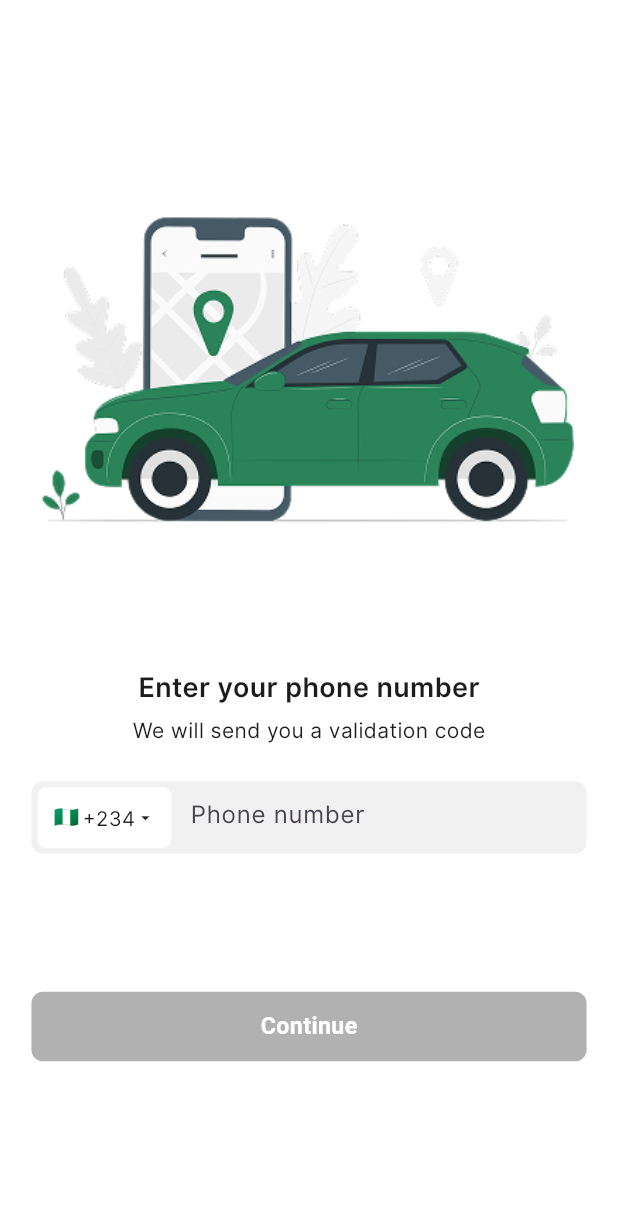
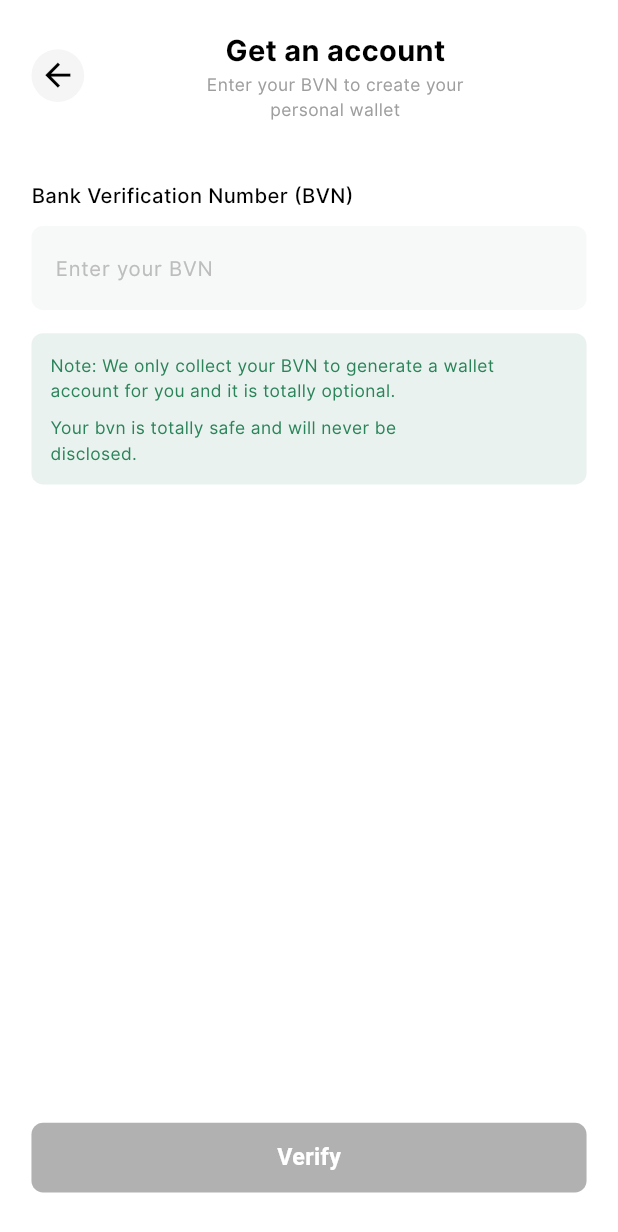
Before and after one commit to MUVAM/Muvam-Go-User-, a Flutter app: the screen it shows after launch, on a phone screen of 412 x 824 dp. Shown: the top 1232 px of the screen. Run offline on Flutter 3.47's test engine with Material 3 defaults, Android fonts, the phone set to English and light mode, and no system bars; our stand-ins replace country_picker, flutter_screenutil, flutter_svg, image_picker, shared_preferences; accounts and stored records are empty.

Commit message:
feat: update wallet pages

```diff
--- a/lib/core/constants/images.dart
+++ b/lib/core/constants/images.dart
@@ -9,7 +9,8 @@ class ConstImages {
   static const String otp = 'assets/images/otp.png';
   static const String serviceEscort = 'assets/images/service_escort.png';
   static const String serviceShop = 'assets/images/service_shop.png';
-  static const String onboardBackground = 'assets/images/onboard_background.png';
+  static const String onboardBackground =
+      'assets/images/onboard_background.png';
   static const String phoneCall = 'assets/images/phone-call.png';
   static const String whatsapp = 'assets/images/whatsapp.png';
   static const String homeIcon = 'assets/images/homeIcon.png';
@@ -26,4 +27,5 @@ class ConstImages {
   static const String faq = 'assets/images/faq.png';
   static const String about = 'assets/images/about.png';
   static const String onboardCar1 = 'assets/images/onboard_car1.png';
+  static const String timeStreamline = 'assets/svg/time_streamline.svg';
 }
--- /dev/null
+++ b/lib/features/wallet/presentation/screens/get_account_screen.dart
@@ -0,0 +1,222 @@
+import 'package:flutter/material.dart';
+import 'package:flutter_screenutil/flutter_screenutil.dart';
+import 'package:muvam/core/constants/colors.dart';
+import 'package:muvam/features/wallet/presentation/screens/account_created_screen.dart';
+
+class GetAccountScreen extends StatefulWidget {
+  const GetAccountScreen({super.key});
+
+  @override
+  State<GetAccountScreen> createState() => _GetAccountScreenState();
+}
+
+class _GetAccountScreenState extends State<GetAccountScreen> {
+  final TextEditingController bvnController = TextEditingController();
+  bool isLoading = false;
+  bool showError = false;
+
+  bool _isFormValid() {
+    return bvnController.text.length == 10;
+  }
+
+  void _handleVerify() async {
+    if (!_isFormValid()) return;
+
+    setState(() {
+      isLoading = true;
+      showError = false;
+    });
+
+    // Simulate API call
+    await Future.delayed(const Duration(seconds: 2));
+
+    setState(() {
+      isLoading = false;
+    });
+
+    Navigator.pushReplacement(
+      context,
+      MaterialPageRoute(builder: (context) => const AccountCreatedScreen()),
+    );
+  }
+
+  @override
+  Widget build(BuildContext context) {
+    return Scaffold(
+      backgroundColor: Colors.white,
+      body: SafeArea(
+        child: Padding(
+          padding: EdgeInsets.symmetric(horizontal: 20.w),
+          child: Column(
+            crossAxisAlignment: CrossAxisAlignment.start,
+            children: [
+              SizedBox(height: 20.h),
+              Row(
+                children: [
+                  GestureDetector(
+                    onTap: () => Navigator.pop(context),
+                    child: Container(
+                      padding: EdgeInsets.all(5),
+                      decoration: BoxDecoration(
+                        color: Colors.grey.shade100,
+                        borderRadius: BorderRadius.circular(99),
+                      ),
+                      child: Icon(
+                        Icons.arrow_back,
+                        size: 24.w,
+                        color: Colors.black,
+                      ),
+                    ),
+                  ),
+                  Spacer(),
+                  Column(
+                    mainAxisAlignment: MainAxisAlignment.center,
+                    children: [
+                      Text(
+                        'Get an account',
+                        style: TextStyle(
+                          fontFamily: 'Inter',
+                          fontSize: 20.sp,
+                          fontWeight: FontWeight.w700,
+                          color: Colors.black,
+                        ),
+                      ),
+                      Text(
+                        'Enter your BVN to create your \npersonal wallet',
+                        style: TextStyle(
+                          fontFamily: 'Inter',
+                          fontSize: 12.sp,
+                          fontWeight: FontWeight.w400,
+                          color: Colors.grey,
+                        ),
+                        textAlign: TextAlign.center,
+                      ),
+                    ],
+                  ),
+                  Spacer(),
+                ],
+              ),
+              SizedBox(height: 40.h),
+              Text(
+                'Bank Verification Number (BVN)',
+                style: TextStyle(
+                  fontFamily: 'Inter',
+                  fontSize: 14.sp,
+                  fontWeight: FontWeight.w500,
+                  color: Colors.black,
+                ),
+              ),
+              SizedBox(height: 12.h),
+              TextField(
+                controller: bvnController,
+                keyboardType: TextInputType.number,
+                maxLength: 10,
+                onChanged: (value) => setState(() {
+                  showError = false;
+                }),
+                decoration: InputDecoration(
+                  hintText: 'Enter your BVN',
+                  hintStyle: TextStyle(
+                    fontFamily: 'Inter',
+                    fontSize: 14.sp,
+                    fontWeight: FontWeight.w400,
+                    color: Colors.grey[400],
+                  ),
+                  filled: true,
+                  fillColor: Color(ConstColors.formFieldColor),
+                  counterText: '',
+                  border: OutlineInputBorder(
+                    borderRadius: BorderRadius.circular(8.r),
+                    borderSide: BorderSide.none,
+                  ),
+                  errorBorder: OutlineInputBorder(
+                    borderRadius: BorderRadius.circular(8.r),
+                    borderSide: BorderSide(color: Colors.red, width: 1),
+                  ),
+                ),
+              ),
+              if (showError) ...[
+                SizedBox(height: 8.h),
+                Text(
+                  'Please enter your correct BVN',
+                  style: TextStyle(
+                    fontFamily: 'Inter',
+                    fontSize: 12.sp,
+                    fontWeight: FontWeight.w400,
+                    color: Colors.red,
+                  ),
+                ),
+              ],
+              SizedBox(height: 16.h),
+              Container(
+                padding: EdgeInsets.all(12.w),
+                decoration: BoxDecoration(
+                  color: Color(ConstColors.mainColor).withOpacity(0.1),
+                  borderRadius: BorderRadius.circular(8.r),
+                ),
+                child: Column(
+                  crossAxisAlignment: CrossAxisAlignment.start,
+                  children: [
+                    Text(
+                      'Note: We only collect your BVN to generate a wallet account for you and it is totally optional.',
+                      style: TextStyle(
+                        fontFamily: 'Inter',
+                        fontSize: 12.sp,
+                        fontWeight: FontWeight.w400,
+                        color: Color(ConstColors.mainColor),
+                      ),
+                    ),
+                    SizedBox(height: 8.h),
+                    Text(
+                      'Your bvn is totally safe and will never be \ndisclosed.',
+                      style: TextStyle(
+                        fontFamily: 'Inter',
+                        fontSize: 12.sp,
+                        fontWeight: FontWeight.w400,
+                        color: Color(ConstColors.mainColor),
+                      ),
+                    ),
+                  ],
+                ),
+              ),
+              const Spacer(),
+              GestureDetector(
+                onTap: _isFormValid() && !isLoading ? _handleVerify : null,
+                child: Container(
+                  width: double.infinity,
+                  height: 48.h,
+                  decoration: BoxDecoration(
+                    color: _isFormValid() && !isLoading
+                        ? Color(ConstColors.mainColor)
+                        : Color(ConstColors.fieldColor),
+                    borderRadius: BorderRadius.circular(8.r),
+                  ),
+                  child: Center(
+                    child: isLoading
+                        ? SizedBox(
+                            width: 20.w,
+                            height: 20.h,
+                            child: CircularProgressIndicator(
+                              color: Colors.white,
+                              strokeWidth: 2,
+                            ),
+                          )
+                        : Text(
+                            'Verify',
+                            style: TextStyle(
+                              color: Colors.white,
+                              fontSize: 16.sp,
+                              fontWeight: FontWeight.w600,
+                            ),
+                          ),
+                  ),
+                ),
+              ),
+              SizedBox(height: 30.h),
+            ],
+          ),
+        ),
+      ),
+    );
+  }
+}
--- a/lib/main.dart
+++ b/lib/main.dart
@@ -1,7 +1,7 @@
 import 'package:flutter/material.dart';
 import 'package:flutter_screenutil/flutter_screenutil.dart';
 import 'package:muvam/features/auth/data/providers/auth_provider.dart';
-import 'package:muvam/shared/presentation/screens/splash_screen.dart';
+import 'package:muvam/features/wallet/presentation/screens/get_account_screen.dart';
 import 'package:muvam/shared/providers/location_provider.dart';
 import 'package:provider/provider.dart';
 
@@ -28,7 +28,7 @@ class MyApp extends StatelessWidget {
             debugShowCheckedModeBanner: false,
             title: 'Muvam',
             theme: ThemeData(useMaterial3: true),
-            home: const SplashScreen(),
+            home: const GetAccountScreen(),
           ),
         );
       },
--- a/pubspec.yaml
+++ b/pubspec.yaml
@@ -2,7 +2,7 @@ name: muvam
 description: "A new Flutter project."
 # The following line prevents the package from being accidentally published to
 # pub.dev using `flutter pub publish`. This is preferred for private packages.
-publish_to: 'none' # Remove this line if you wish to publish to pub.dev
+publish_to: "none" # Remove this line if you wish to publish to pub.dev
 
 # The following defines the version and build number for your application.
 # A version number is three numbers separated by dots, like 1.2.43
@@ -41,6 +41,7 @@ dependencies:
   http: ^1.2.1
   shared_preferences: ^2.2.3
   image_picker: ^1.0.7
+  flutter_svg: ^2.2.3
 
 dev_dependencies:
   flutter_test:
@@ -58,7 +59,6 @@ dev_dependencies:
 
 # The following section is specific to Flutter packages.
 flutter:
-
   # The following line ensures that the Material Icons font is
   # included with your application, so that you can use the icons in
   # the material Icons class.
@@ -67,6 +67,7 @@ flutter:
   # To add assets to your application, add an assets section, like this:
   assets:
     - assets/images/
+    - assets/svg/
 
   # An image asset can refer to one or more resolution-specific "variants", see
   # https://flutter.dev/to/resolution-aware-images
```
Also changed, not shown: lib/features/wallet/presentation/screens/account_created_screen.dart (added, +89 -0 lines), assets/svg/time_streamline.svg (added), pubspec.lock.
